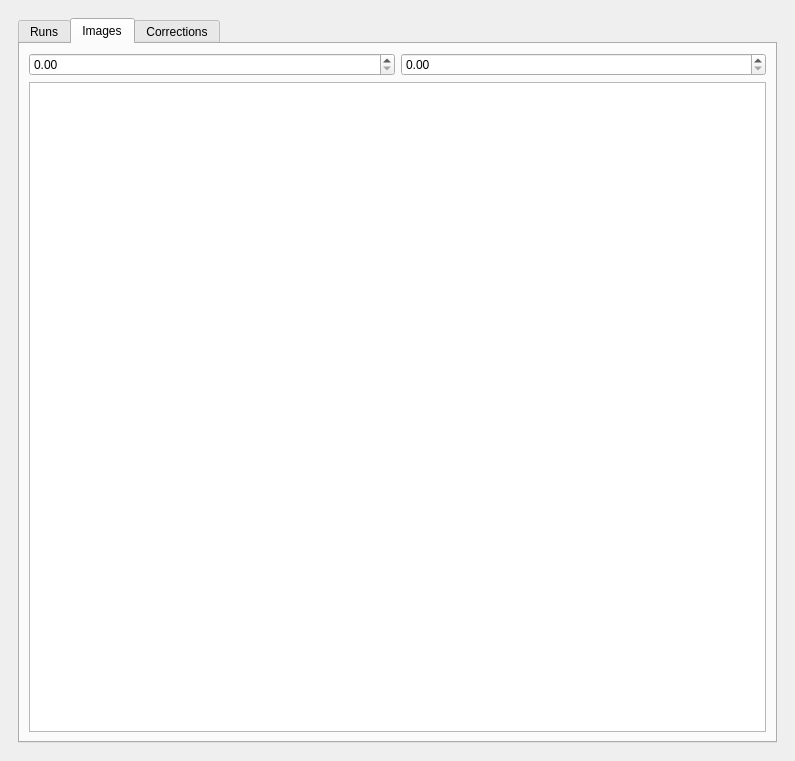
First picture: the form in image_loader_dockwidget_base.ui, repository Drew973/PTS_image_loader, before the edit.
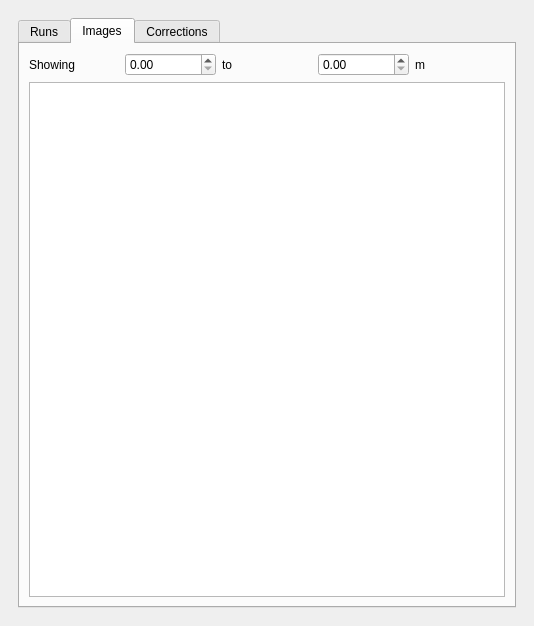
Second picture: the form after the edit. The open tabs and pages were chosen to show the change. Custom widgets are drawn as their Qt base class.

Diff of the .ui file:
```diff
--- a/image_loader_dockwidget_base.ui
+++ b/image_loader_dockwidget_base.ui
@@ -6,8 +6,8 @@
    <rect>
     <x>0</x>
     <y>0</y>
-    <width>795</width>
-    <height>761</height>
+    <width>534</width>
+    <height>626</height>
    </rect>
   </property>
   <property name="windowTitle">
@@ -50,6 +50,13 @@
           <layout class="QVBoxLayout" name="verticalLayout_3">
            <item>
             <layout class="QHBoxLayout" name="horizontalLayout">
+             <item>
+              <widget class="QLabel" name="label_2">
+               <property name="text">
+                <string>Showing</string>
+               </property>
+              </widget>
+             </item>
              <item>
               <widget class="QDoubleSpinBox" name="startChainage">
                <property name="whatsThis">
@@ -60,6 +67,13 @@
                </property>
               </widget>
              </item>
+             <item>
+              <widget class="QLabel" name="label">
+               <property name="text">
+                <string>to</string>
+               </property>
+              </widget>
+             </item>
              <item>
               <widget class="QDoubleSpinBox" name="endChainage">
                <property name="toolTip">
@@ -70,6 +84,13 @@
                </property>
               </widget>
              </item>
+             <item>
+              <widget class="QLabel" name="label_3">
+               <property name="text">
+                <string>m</string>
+               </property>
+              </widget>
+             </item>
             </layout>
            </item>
            <item>
```
